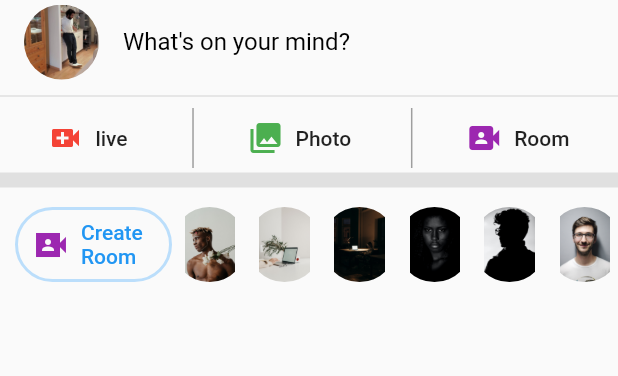
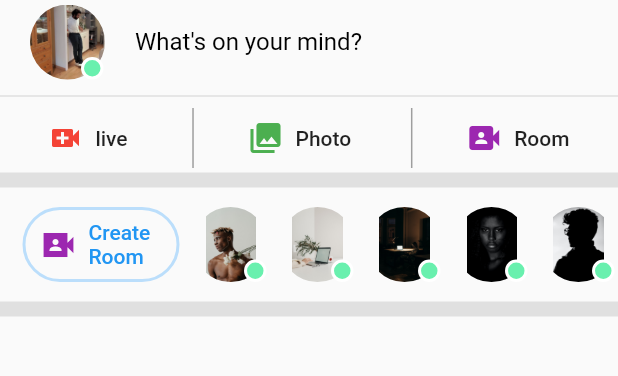
Before and after one commit to muhammedrishadpe/Facebook_Clone, a Flutter app: the screen it shows after launch, on a phone screen of 412 x 824 dp, the part 84-460 px from its top. Run offline on Flutter 3.47's test engine with Material 2 defaults, Android fonts, the phone set to English and light mode, and no system bars.

Commit message:
roomSection Assets updated

```diff
--- a/lib/home.dart
+++ b/lib/home.dart
@@ -7,9 +7,18 @@ import 'package:facebook_ui/sections/headerButtonSection.dart';
 
 class Home extends StatelessWidget {
   const Home({Key key}) : super(key: key);
-
   @override
   Widget build(BuildContext context) {
+    Widget thinDivider = Divider(
+      thickness: 1,
+      color: Colors.grey[300],
+    );
+
+    Widget thicDivider = Divider(
+      thickness: 10,
+      color: Colors.grey[300],
+    );
+
     return MaterialApp(
       home: Scaffold(
         appBar: AppBar(
@@ -40,16 +49,11 @@ class Home extends StatelessWidget {
         ),
         body: ListView(children: <Widget>[
           StatusSection(),
-          Divider(
-            thickness: 1,
-            color: Colors.grey[300],
-          ),
+          thinDivider,
           HeaderButtonSection(),
-          Divider(
-            thickness: 10,
-            color: Colors.grey[300],
-          ),
+          thicDivider,
           RoomSection(),
+          thicDivider,
         ]),
       ),
     );
--- a/lib/sections/roomSection.dart
+++ b/lib/sections/roomSection.dart
@@ -32,13 +32,36 @@ class RoomSection extends StatelessWidget {
           Avatar(
             displayImage: liam,
           ),
+          Avatar(
+            displayImage: olivia,
+          ),
+          Avatar(
+            displayImage: emma,
+          ),
+          Avatar(
+            displayImage: noah,
+          ),
+          Avatar(
+            displayImage: elijah,
+          ),
+          Avatar(
+            displayImage: ava,
+          ),
+          Avatar(
+            displayImage: liam,
+          ),
         ],
       ),
     );
   }
 
   Widget createRoomButton() {
-    return OutlineButton.icon(
+    return Container(
+      padding: EdgeInsets.only(
+        left: 5,
+        right: 5,
+      ),
+      child: OutlineButton.icon(
         shape: StadiumBorder(),
         onPressed: () {
           print("Create a chat room");
@@ -54,6 +77,7 @@ class RoomSection extends StatelessWidget {
           ),
         ),
         borderSide: BorderSide(color: Colors.blue[100], width: 2),
+      ),
     );
   }
 }
--- a/lib/widgets/avatar.dart
+++ b/lib/widgets/avatar.dart
@@ -1,6 +1,4 @@
 import 'package:flutter/material.dart';
-
-import '../assets.dart';
 
 class Avatar extends StatelessWidget {
   final String displayImage;
@@ -11,12 +9,38 @@ class Avatar extends StatelessWidget {
 
   @override
   Widget build(BuildContext context) {
-    return ClipRRect(
-      borderRadius: BorderRadius.circular(100),
-      child: Image.asset(
-        displayImage,
-        width: 50,
-        height: 50,
+    return Container(
+      padding: EdgeInsets.only(
+        left: 4,
+        right: 4,
+      ),
+      child: Stack(
+        children: [
+          ClipRRect(
+            borderRadius: BorderRadius.circular(100),
+            child: Image.asset(
+              displayImage,
+              width: 50,
+              height: 50,
+            ),
+          ),
+          Positioned(
+            bottom: 0,
+            right: 1.0,
+            child: Container(
+              width: 15,
+              height: 15,
+              decoration: BoxDecoration(
+                color: Colors.greenAccent,
+                shape: BoxShape.circle,
+                border: Border.all(
+                  color: Colors.white,
+                  width: 2,
+                ),
+              ),
+            ),
+          ),
+        ],
       ),
     );
   }
```
Lines whose indentation alone changed are shown as unchanged.
